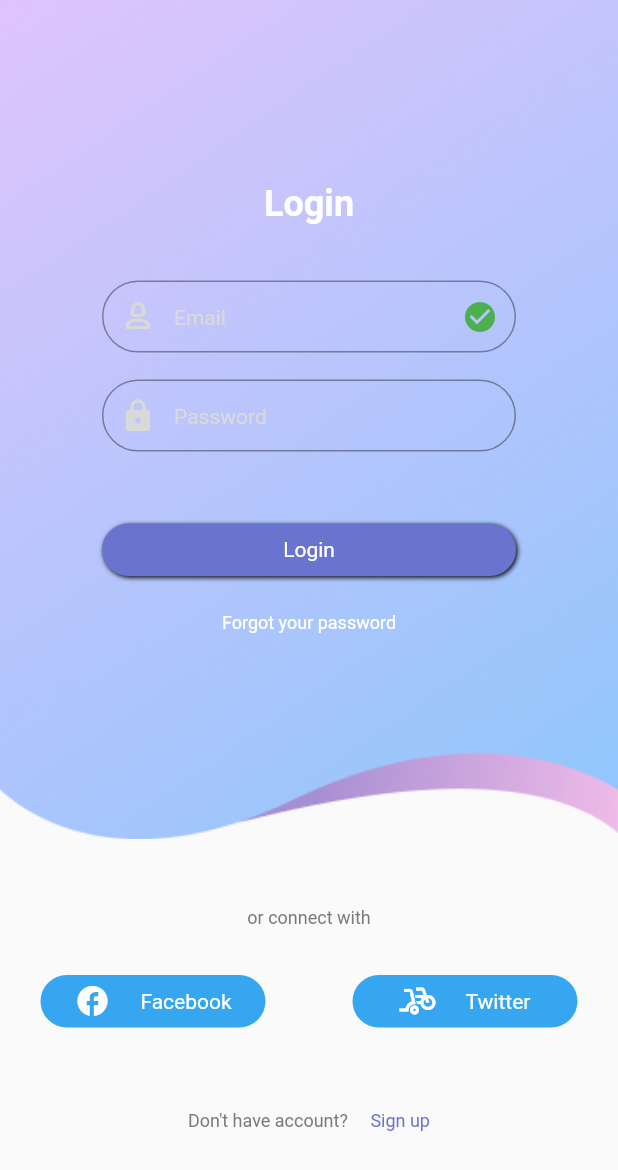
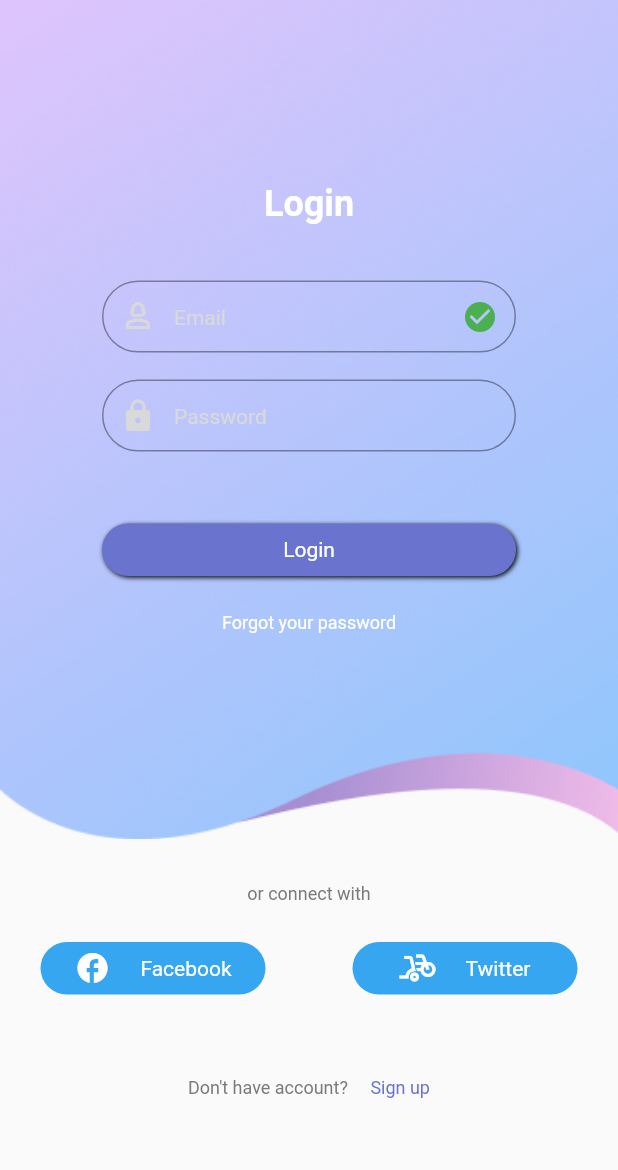
Before and after one commit to nguyenkhanh96/flutter_ui_login_01, a Flutter app: the screen it shows after launch, on a phone screen of 412 x 824 dp. Shown: the top 1170 px of the screen. Run offline on Flutter 3.47's test engine with Material 2 defaults, Android fonts, the light colour scheme and no system bars.

Commit message:
fix bug login ui

```diff
--- a/lib/screens/login/login_screen.dart
+++ b/lib/screens/login/login_screen.dart
@@ -24,6 +24,7 @@ class _LoginScreenState extends State<LoginScreen> {
   @override
   Widget build(BuildContext context) {
     return Scaffold(
+      resizeToAvoidBottomInset: false,
       body: Stack(
         alignment: AlignmentDirectional.topCenter,
         children: [
@@ -163,17 +164,6 @@ class _LoginScreenState extends State<LoginScreen> {
                           style: TextStyle(fontSize: 12, color: Colors.white),
                         ),
                       ),
-                      const SizedBox(
-                        height: 183,
-                      ),
-                      const Text(
-                        "or connect with",
-                        style: TextStyle(
-                          fontSize: 12,
-                          fontWeight: FontWeight.w400,
-                          color: Color(0XFF7A7A7A),
-                        ),
-                      )
                     ],
                   ),
                 ),
@@ -185,7 +175,18 @@ class _LoginScreenState extends State<LoginScreen> {
             child: Column(
               children: [
                 const SizedBox(
-                  height: 650,
+                  height: 589,
+                ),
+                const Text(
+                  "or connect with",
+                  style: TextStyle(
+                    fontSize: 12,
+                    fontWeight: FontWeight.w400,
+                    color: Color(0XFF7A7A7A),
+                  ),
+                ),
+                const SizedBox(
+                  height: 25,
                 ),
                 Row(
                   mainAxisAlignment: MainAxisAlignment.spaceBetween,
```
